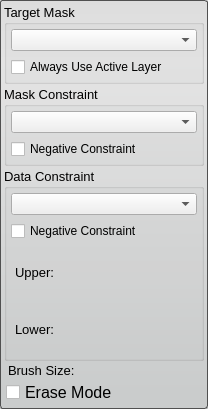
Before: the Qt Designer form src/Interface/ToolInterface/PaintToolInterface.ui in SCIInstitute/Seg3D, drawn with Qt 5.
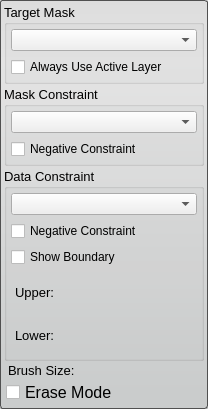
After: the same form once the commit is applied.

Commit message: Implemented rendering the boundary of data constraint ranges for paint tool.

Patch:
```diff
--- a/src/Interface/ToolInterface/PaintToolInterface.ui
+++ b/src/Interface/ToolInterface/PaintToolInterface.ui
@@ -146,6 +146,13 @@
         </property>
        </widget>
       </item>
+      <item>
+       <widget class="QCheckBox" name="show_boundary_">
+        <property name="text">
+         <string>Show Boundary</string>
+        </property>
+       </widget>
+      </item>
       <item>
        <layout class="QHBoxLayout" name="upperHLayout_top">
         <property name="spacing">
```
The commit also changes 14 other files.
